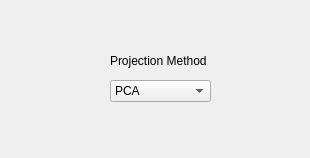
Above: _AlgorithmsPlugins/LinearMethods/paramsLinear.ui from b4silio/MLDemos before the change. Below: the same form after it.
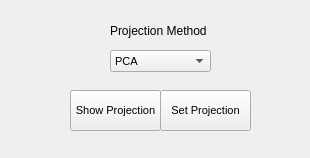
That is the form after the change.

Diff of the .ui file:
```diff
--- a/_AlgorithmsPlugins/LinearMethods/paramsLinear.ui
+++ b/_AlgorithmsPlugins/LinearMethods/paramsLinear.ui
@@ -17,11 +17,16 @@
    <property name="geometry">
     <rect>
      <x>110</x>
-     <y>80</y>
+     <y>50</y>
      <width>101</width>
      <height>22</height>
     </rect>
    </property>
+   <property name="font">
+    <font>
+     <pointsize>8</pointsize>
+    </font>
+   </property>
    <property name="toolTip">
     <string>Linear projection methods:
 Naive Bayes: computed separately over the two axes
@@ -59,7 +64,7 @@
    <property name="geometry">
     <rect>
      <x>110</x>
-     <y>50</y>
+     <y>20</y>
      <width>101</width>
      <height>21</height>
     </rect>
@@ -73,6 +78,42 @@
     <string>Projection Method</string>
    </property>
   </widget>
+  <widget class="QPushButton" name="projectionButton">
+   <property name="geometry">
+    <rect>
+     <x>70</x>
+     <y>90</y>
+     <width>91</width>
+     <height>41</height>
+    </rect>
+   </property>
+   <property name="font">
+    <font>
+     <pointsize>8</pointsize>
+    </font>
+   </property>
+   <property name="text">
+    <string>Show Projection</string>
+   </property>
+  </widget>
+  <widget class="QPushButton" name="toCanvasButton">
+   <property name="geometry">
+    <rect>
+     <x>160</x>
+     <y>90</y>
+     <width>91</width>
+     <height>41</height>
+    </rect>
+   </property>
+   <property name="font">
+    <font>
+     <pointsize>8</pointsize>
+    </font>
+   </property>
+   <property name="text">
+    <string>Set Projection</string>
+   </property>
+  </widget>
  </widget>
  <resources/>
  <connections/>
```
Left out of the diff: 12 changed lines with no effect on the pictures.
